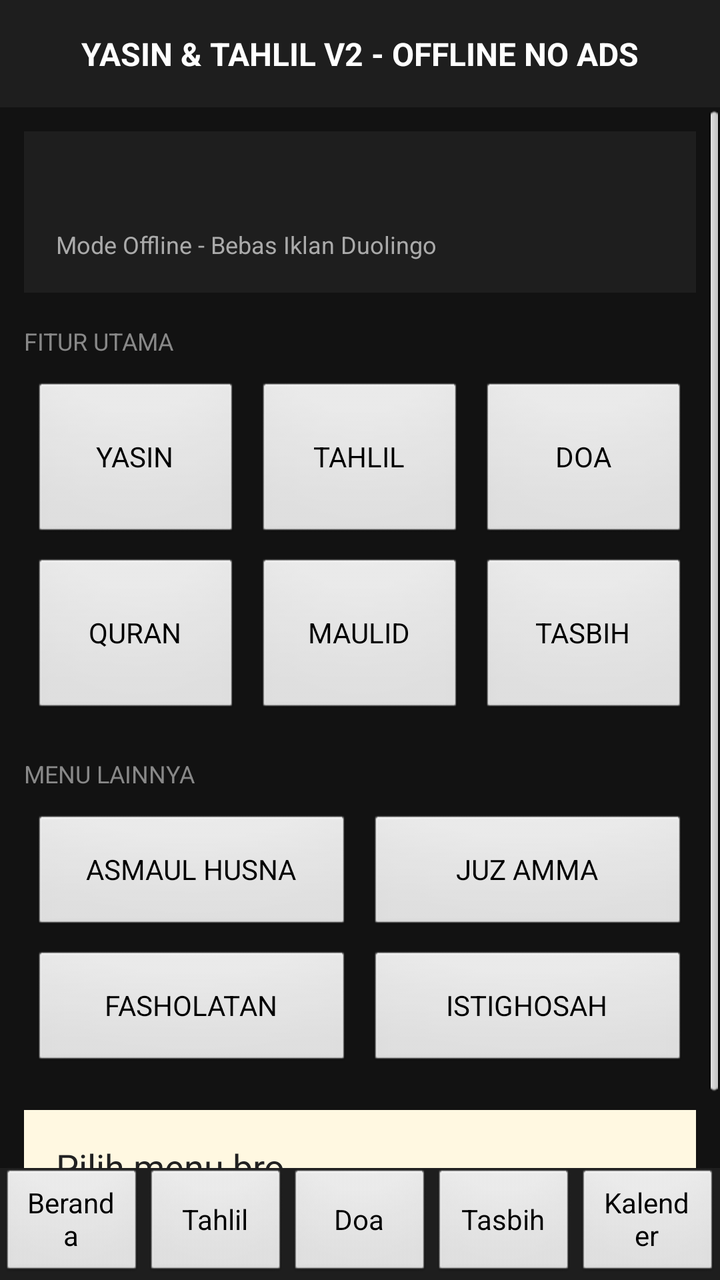
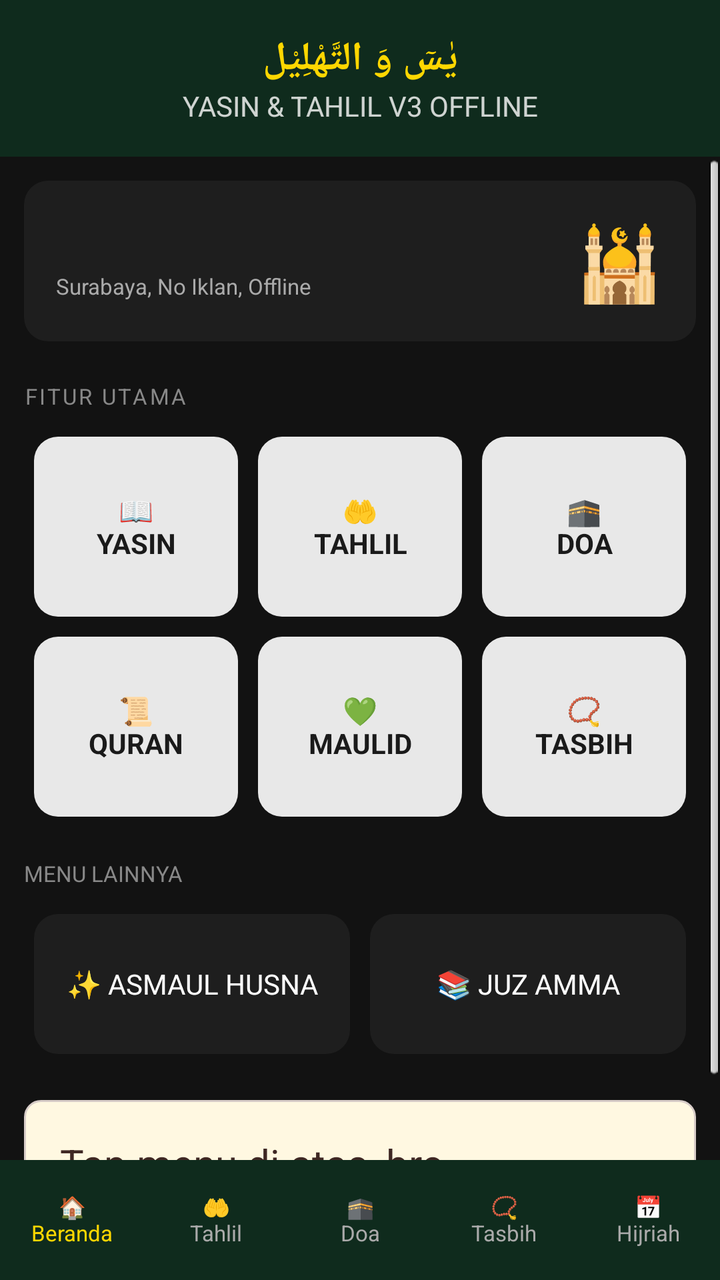

Before-and-after screenshots of an Android layout around one commit, followed by the original layout XML and the change that was made.
<!-- AndroidManifest.xml: application theme android:Theme.Light.NoTitleBar -->
<!-- res/layout/activity_main.xml -->
<?xml version="1.0" encoding="utf-8"?>
<LinearLayout xmlns:android="http://schemas.android.com/apk/res/android"
 android:layout_width="match_parent" android:layout_height="match_parent"
 android:orientation="vertical" android:background="#121212">
 <TextView android:layout_width="match_parent" android:layout_height="wrap_content"
  android:text="YASIN &amp; TAHLIL V2 - OFFLINE NO ADS" android:textColor="#FFFFFF"
  android:textSize="16sp" android:textStyle="bold" android:gravity="center" android:padding="16dp" android:background="#1E1E1E"/>
 <ScrollView android:layout_width="match_parent" android:layout_height="0dp" android:layout_weight="1">
  <LinearLayout android:layout_width="match_parent" android:layout_height="wrap_content" android:orientation="vertical" android:padding="12dp">
   <LinearLayout android:layout_width="match_parent" android:layout_height="wrap_content" android:background="#1E1E1E" android:orientation="vertical" android:padding="16dp">
    <TextView android:id="@+id/txtJam" android:layout_width="match_parent" android:layout_height="wrap_content" android:textColor="#FFFFFF" android:textSize="24sp" android:textStyle="bold"/>
    <TextView android:layout_width="match_parent" android:layout_height="wrap_content" android:text="Mode Offline - Bebas Iklan Duolingo" android:textColor="#AAAAAA" android:textSize="12sp"/>
   </LinearLayout>
   <TextView android:layout_width="match_parent" android:layout_height="wrap_content" android:text="FITUR UTAMA" android:textColor="#888" android:textSize="12sp" android:paddingTop="16dp" android:paddingBottom="8dp"/>
   <LinearLayout android:layout_width="match_parent" android:layout_height="wrap_content" android:orientation="vertical">
    <LinearLayout android:layout_width="match_parent" android:layout_height="wrap_content" android:orientation="horizontal">
     <Button android:id="@+id/btnYasin" android:layout_width="0dp" android:layout_height="80dp" android:layout_weight="1" android:layout_margin="4dp" android:text="YASIN"/>
     <Button android:id="@+id/btnTahlil" android:layout_width="0dp" android:layout_height="80dp" android:layout_weight="1" android:layout_margin="4dp" android:text="TAHLIL"/>
     <Button android:id="@+id/btnDoa" android:layout_width="0dp" android:layout_height="80dp" android:layout_weight="1" android:layout_margin="4dp" android:text="DOA"/>
    </LinearLayout>
    <LinearLayout android:layout_width="match_parent" android:layout_height="wrap_content" android:orientation="horizontal">
     <Button android:id="@+id/btnQuran" android:layout_width="0dp" android:layout_height="80dp" android:layout_weight="1" android:layout_margin="4dp" android:text="QURAN"/>
     <Button android:id="@+id/btnMaulid" android:layout_width="0dp" android:layout_height="80dp" android:layout_weight="1" android:layout_margin="4dp" android:text="MAULID"/>
     <Button android:id="@+id/btnTasbih" android:layout_width="0dp" android:layout_height="80dp" android:layout_weight="1" android:layout_margin="4dp" android:text="TASBIH"/>
    </LinearLayout>
   </LinearLayout>
   <TextView android:layout_width="match_parent" android:layout_height="wrap_content" android:text="MENU LAINNYA" android:textColor="#888" android:textSize="12sp" android:paddingTop="16dp" android:paddingBottom="8dp"/>
   <LinearLayout android:layout_width="match_parent" android:layout_height="wrap_content" android:orientation="horizontal">
    <Button android:id="@+id/btnAsmaul" android:layout_width="0dp" android:layout_height="60dp" android:layout_weight="1" android:layout_margin="4dp" android:text="ASMAUL HUSNA"/>
    <Button android:id="@+id/btnJuz" android:layout_width="0dp" android:layout_height="60dp" android:layout_weight="1" android:layout_margin="4dp" android:text="JUZ AMMA"/>
   </LinearLayout>
   <LinearLayout android:layout_width="match_parent" android:layout_height="wrap_content" android:orientation="horizontal">
    <Button android:id="@+id/btnFashol" android:layout_width="0dp" android:layout_height="60dp" android:layout_weight="1" android:layout_margin="4dp" android:text="FASHOLATAN"/>
    <Button android:id="@+id/btnIstig" android:layout_width="0dp" android:layout_height="60dp" android:layout_weight="1" android:layout_margin="4dp" android:text="ISTIGHOSAH"/>
   </LinearLayout>
   <TextView android:id="@+id/teksContent" android:layout_width="match_parent" android:layout_height="wrap_content"
    android:textColor="#212121" android:textSize="18sp" android:lineSpacingExtra="6dp" android:background="#FFF8E1" android:padding="16dp" android:layout_marginTop="16dp" android:text="Pilih menu bro..."/>
  </LinearLayout>
 </ScrollView>
 <LinearLayout android:layout_width="match_parent" android:layout_height="56dp" android:background="#1E1E1E" android:orientation="horizontal">
  <Button android:id="@+id/navBeranda" android:layout_width="0dp" android:layout_height="match_parent" android:layout_weight="1" android:text="Beranda"/>
  <Button android:id="@+id/navTahlil" android:layout_width="0dp" android:layout_height="match_parent" android:layout_weight="1" android:text="Tahlil"/>
  <Button android:id="@+id/navDoa" android:layout_width="0dp" android:layout_height="match_parent" android:layout_weight="1" android:text="Doa"/>
  <Button android:id="@+id/navTasbih2" android:layout_width="0dp" android:layout_height="match_parent" android:layout_weight="1" android:text="Tasbih"/>
  <Button android:id="@+id/navKalender" android:layout_width="0dp" android:layout_height="match_parent" android:layout_weight="1" android:text="Kalender"/>
 </LinearLayout>
</LinearLayout>
<!-- resources referenced by this layout -->
<resources>

</resources>

<!-- the commit's change to res/layout/activity_main.xml (unified diff, before → after) -->
@@ -2,46 +2,48 @@
 <LinearLayout xmlns:android="http://schemas.android.com/apk/res/android"
  android:layout_width="match_parent" android:layout_height="match_parent"
  android:orientation="vertical" android:background="#121212">
- <TextView android:layout_width="match_parent" android:layout_height="wrap_content"
-  android:text="YASIN &amp; TAHLIL V2 - OFFLINE NO ADS" android:textColor="#FFFFFF"
-  android:textSize="16sp" android:textStyle="bold" android:gravity="center" android:padding="16dp" android:background="#1E1E1E"/>
+ <LinearLayout android:layout_width="match_parent" android:layout_height="wrap_content" android:background="#0F2B1D" android:padding="16dp" android:orientation="vertical">
+  <TextView android:layout_width="match_parent" android:layout_height="wrap_content" android:text="يٰسٓ وَ التَّهْلِيْل" android:textColor="#FFD700" android:textSize="20sp" android:textStyle="bold" android:gravity="center"/>
+  <TextView android:layout_width="match_parent" android:layout_height="wrap_content" android:text="YASIN &amp; TAHLIL V3 OFFLINE" android:textColor="#FFFFFF" android:textSize="14sp" android:gravity="center" android:alpha="0.8"/>
+ </LinearLayout>
  <ScrollView android:layout_width="match_parent" android:layout_height="0dp" android:layout_weight="1">
   <LinearLayout android:layout_width="match_parent" android:layout_height="wrap_content" android:orientation="vertical" android:padding="12dp">
-   <LinearLayout android:layout_width="match_parent" android:layout_height="wrap_content" android:background="#1E1E1E" android:orientation="vertical" android:padding="16dp">
-    <TextView android:id="@+id/txtJam" android:layout_width="match_parent" android:layout_height="wrap_content" android:textColor="#FFFFFF" android:textSize="24sp" android:textStyle="bold"/>
-    <TextView android:layout_width="match_parent" android:layout_height="wrap_content" android:text="Mode Offline - Bebas Iklan Duolingo" android:textColor="#AAAAAA" android:textSize="12sp"/>
+   <LinearLayout android:layout_width="match_parent" android:layout_height="wrap_content" android:background="@drawable/bg_dark_card" android:padding="16dp" android:orientation="horizontal">
+    <LinearLayout android:layout_width="0dp" android:layout_height="wrap_content" android:layout_weight="1" android:orientation="vertical">
+     <TextView android:id="@+id/txtJam" android:layout_width="wrap_content" android:layout_height="wrap_content" android:textColor="#FFFFFF" android:textSize="22sp" android:textStyle="bold"/>
+     <TextView android:layout_width="wrap_content" android:layout_height="wrap_content" android:text="Surabaya, No Iklan, Offline" android:textColor="#AAAAAA" android:textSize="11sp"/>
+    </LinearLayout>
+    <TextView android:layout_width="wrap_content" android:layout_height="wrap_content" android:text="🕌" android:textSize="36sp"/>
    </LinearLayout>
-   <TextView android:layout_width="match_parent" android:layout_height="wrap_content" android:text="FITUR UTAMA" android:textColor="#888" android:textSize="12sp" android:paddingTop="16dp" android:paddingBottom="8dp"/>
+
+   <TextView android:layout_width="match_parent" android:layout_height="wrap_content" android:text="FITUR UTAMA" android:textColor="#888888" android:textSize="11sp" android:paddingTop="20dp" android:paddingBottom="8dp" android:letterSpacing="0.1"/>
    <LinearLayout android:layout_width="match_parent" android:layout_height="wrap_content" android:orientation="vertical">
     <LinearLayout android:layout_width="match_parent" android:layout_height="wrap_content" android:orientation="horizontal">
-     <Button android:id="@+id/btnYasin" android:layout_width="0dp" android:layout_height="80dp" android:layout_weight="1" android:layout_margin="4dp" android:text="YASIN"/>
-     <Button android:id="@+id/btnTahlil" android:layout_width="0dp" android:layout_height="80dp" android:layout_weight="1" android:layout_margin="4dp" android:text="TAHLIL"/>
-     <Button android:id="@+id/btnDoa" android:layout_width="0dp" android:layout_height="80dp" android:layout_weight="1" android:layout_margin="4dp" android:text="DOA"/>
+     <TextView android:id="@+id/btnYasin" android:layout_width="0dp" android:layout_height="90dp" android:layout_weight="1" android:layout_margin="5dp" android:background="@drawable/bg_card" android:gravity="center" android:text="📖\nYASIN" android:textColor="#1A1A1A" android:textStyle="bold"/>
+     <TextView android:id="@+id/btnTahlil" android:layout_width="0dp" android:layout_height="90dp" android:layout_weight="1" android:layout_margin="5dp" android:background="@drawable/bg_card" android:gravity="center" android:text="🤲\nTAHLIL" android:textColor="#1A1A1A" android:textStyle="bold"/>
+     <TextView android:id="@+id/btnDoa" android:layout_width="0dp" android:layout_height="90dp" android:layout_weight="1" android:layout_margin="5dp" android:background="@drawable/bg_card" android:gravity="center" android:text="🕋\nDOA" android:textColor="#1A1A1A" android:textStyle="bold"/>
     </LinearLayout>
     <LinearLayout android:layout_width="match_parent" android:layout_height="wrap_content" android:orientation="horizontal">
-     <Button android:id="@+id/btnQuran" android:layout_width="0dp" android:layout_height="80dp" android:layout_weight="1" android:layout_margin="4dp" android:text="QURAN"/>
-     <Button android:id="@+id/btnMaulid" android:layout_width="0dp" android:layout_height="80dp" android:layout_weight="1" android:layout_margin="4dp" android:text="MAULID"/>
-     <Button android:id="@+id/btnTasbih" android:layout_width="0dp" android:layout_height="80dp" android:layout_weight="1" android:layout_margin="4dp" android:text="TASBIH"/>
+     <TextView android:id="@+id/btnQuran" android:layout_width="0dp" android:layout_height="90dp" android:layout_weight="1" android:layout_margin="5dp" android:background="@drawable/bg_card" android:gravity="center" android:text="📜\nQURAN" android:textColor="#1A1A1A" android:textStyle="bold"/>
+     <TextView android:id="@+id/btnMaulid" android:layout_width="0dp" android:layout_height="90dp" android:layout_weight="1" android:layout_margin="5dp" android:background="@drawable/bg_card" android:gravity="center" android:text="💚\nMAULID" android:textColor="#1A1A1A" android:textStyle="bold"/>
+     <TextView android:id="@+id/btnTasbih" android:layout_width="0dp" android:layout_height="90dp" android:layout_weight="1" android:layout_margin="5dp" android:background="@drawable/bg_card" android:gravity="center" android:text="📿\nTASBIH" android:textColor="#1A1A1A" android:textStyle="bold"/>
     </LinearLayout>
    </LinearLayout>
-   <TextView android:layout_width="match_parent" android:layout_height="wrap_content" android:text="MENU LAINNYA" android:textColor="#888" android:textSize="12sp" android:paddingTop="16dp" android:paddingBottom="8dp"/>
+
+   <TextView android:layout_width="match_parent" android:layout_height="wrap_content" android:text="MENU LAINNYA" android:textColor="#888888" android:textSize="11sp" android:paddingTop="16dp" android:paddingBottom="8dp"/>
    <LinearLayout android:layout_width="match_parent" android:layout_height="wrap_content" android:orientation="horizontal">
-    <Button android:id="@+id/btnAsmaul" android:layout_width="0dp" android:layout_height="60dp" android:layout_weight="1" android:layout_margin="4dp" android:text="ASMAUL HUSNA"/>
-    <Button android:id="@+id/btnJuz" android:layout_width="0dp" android:layout_height="60dp" android:layout_weight="1" android:layout_margin="4dp" android:text="JUZ AMMA"/>
+    <TextView android:id="@+id/btnAsmaul" android:layout_width="0dp" android:layout_height="70dp" android:layout_weight="1" android:layout_margin="5dp" android:background="@drawable/bg_dark_card" android:gravity="center" android:text="✨ ASMAUL HUSNA" android:textColor="#FFFFFF"/>
+    <TextView android:id="@+id/btnJuz" android:layout_width="0dp" android:layout_height="70dp" android:layout_weight="1" android:layout_margin="5dp" android:background="@drawable/bg_dark_card" android:gravity="center" android:text="📚 JUZ AMMA" android:textColor="#FFFFFF"/>
    </LinearLayout>
-   <LinearLayout android:layout_width="match_parent" android:layout_height="wrap_content" android:orientation="horizontal">
-    <Button android:id="@+id/btnFashol" android:layout_width="0dp" android:layout_height="60dp" android:layout_weight="1" android:layout_margin="4dp" android:text="FASHOLATAN"/>
-    <Button android:id="@+id/btnIstig" android:layout_width="0dp" android:layout_height="60dp" android:layout_weight="1" android:layout_margin="4dp" android:text="ISTIGHOSAH"/>
-   </LinearLayout>
-   <TextView android:id="@+id/teksContent" android:layout_width="match_parent" android:layout_height="wrap_content"
-    android:textColor="#212121" android:textSize="18sp" android:lineSpacingExtra="6dp" android:background="#FFF8E1" android:padding="16dp" android:layout_marginTop="16dp" android:text="Pilih menu bro..."/>
+
+   <TextView android:id="@+id/teksContent" android:layout_width="match_parent" android:layout_height="wrap_content" android:background="@drawable/bg_kitab" android:padding="18dp" android:layout_marginTop="18dp" android:textColor="#3E2723" android:textSize="20sp" android:lineSpacingExtra="10dp" android:text="Tap menu di atas, bro..."/>
   </LinearLayout>
  </ScrollView>
- <LinearLayout android:layout_width="match_parent" android:layout_height="56dp" android:background="#1E1E1E" android:orientation="horizontal">
-  <Button android:id="@+id/navBeranda" android:layout_width="0dp" android:layout_height="match_parent" android:layout_weight="1" android:text="Beranda"/>
-  <Button android:id="@+id/navTahlil" android:layout_width="0dp" android:layout_height="match_parent" android:layout_weight="1" android:text="Tahlil"/>
-  <Button android:id="@+id/navDoa" android:layout_width="0dp" android:layout_height="match_parent" android:layout_weight="1" android:text="Doa"/>
-  <Button android:id="@+id/navTasbih2" android:layout_width="0dp" android:layout_height="match_parent" android:layout_weight="1" android:text="Tasbih"/>
-  <Button android:id="@+id/navKalender" android:layout_width="0dp" android:layout_height="match_parent" android:layout_weight="1" android:text="Kalender"/>
+ <LinearLayout android:layout_width="match_parent" android:layout_height="60dp" android:background="#0F2B1D" android:orientation="horizontal">
+  <TextView android:id="@+id/navBeranda" android:layout_width="0dp" android:layout_height="match_parent" android:layout_weight="1" android:gravity="center" android:text="🏠\nBeranda" android:textColor="#FFD700" android:textSize="11sp"/>
+  <TextView android:id="@+id/navTahlil" android:layout_width="0dp" android:layout_height="match_parent" android:layout_weight="1" android:gravity="center" android:text="🤲\nTahlil" android:textColor="#AAAAAA" android:textSize="11sp"/>
+  <TextView android:id="@+id/navDoa" android:layout_width="0dp" android:layout_height="match_parent" android:layout_weight="1" android:gravity="center" android:text="🕋\nDoa" android:textColor="#AAAAAA" android:textSize="11sp"/>
+  <TextView android:id="@+id/navTasbih2" android:layout_width="0dp" android:layout_height="match_parent" android:layout_weight="1" android:gravity="center" android:text="📿\nTasbih" android:textColor="#AAAAAA" android:textSize="11sp"/>
+  <TextView android:id="@+id/navKalender" android:layout_width="0dp" android:layout_height="match_parent" android:layout_weight="1" android:gravity="center" android:text="📅\nHijriah" android:textColor="#AAAAAA" android:textSize="11sp"/>
  </LinearLayout>
 </LinearLayout>
<!-- resource entries referenced after the edit -->
@@ -1,5 +1,21 @@
 <!-- resources referenced by this layout -->
 <resources>
-
+  <!-- drawable bg_card (drawable) -->
+  <?xml version="1.0" encoding="utf-8"?>
+  <shape xmlns:android="http://schemas.android.com/apk/res/android" android:shape="rectangle">
+   <corners android:radius="12dp"/>
+   <solid android:color="#E8E8E8"/>
+  </shape>
+  <!-- drawable bg_dark_card (drawable) -->
+  <shape xmlns:android="http://schemas.android.com/apk/res/android" android:shape="rectangle">
+   <corners android:radius="12dp"/>
+   <solid android:color="#1E1E1E"/>
+  </shape>
+  <!-- drawable bg_kitab (drawable) -->
+  <shape xmlns:android="http://schemas.android.com/apk/res/android" android:shape="rectangle">
+   <corners android:radius="8dp"/>
+   <solid android:color="#FFF8E1"/>
+   <stroke android:width="1dp" android:color="#D7CCC8"/>
+  </shape>
 </resources>
 
